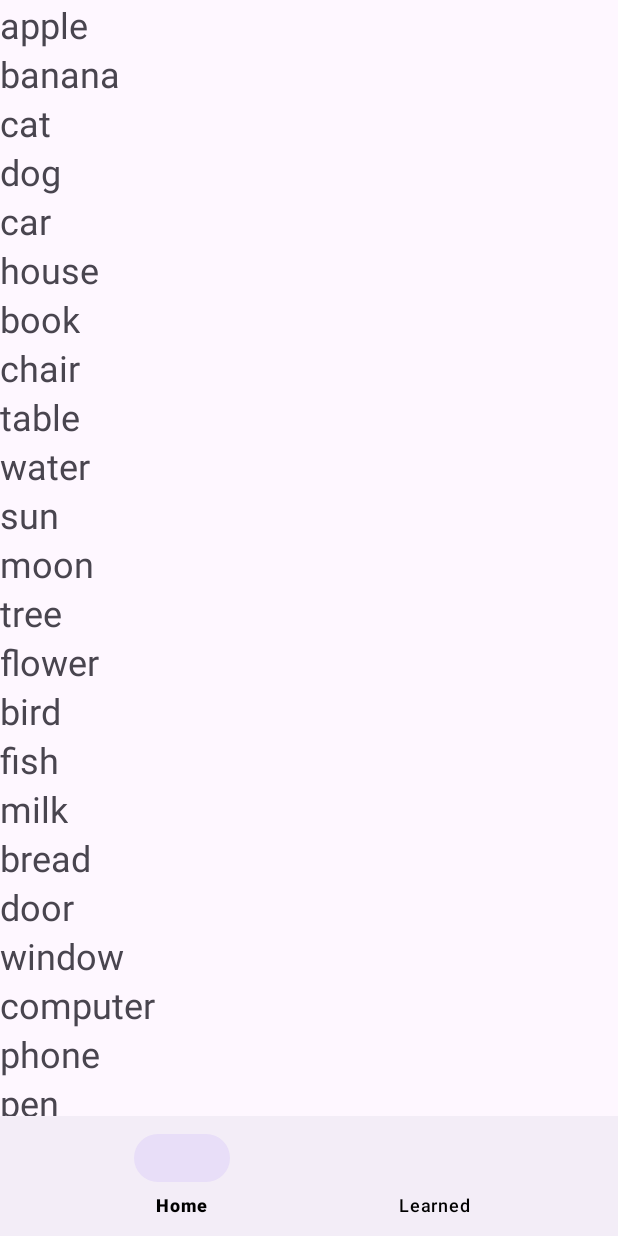
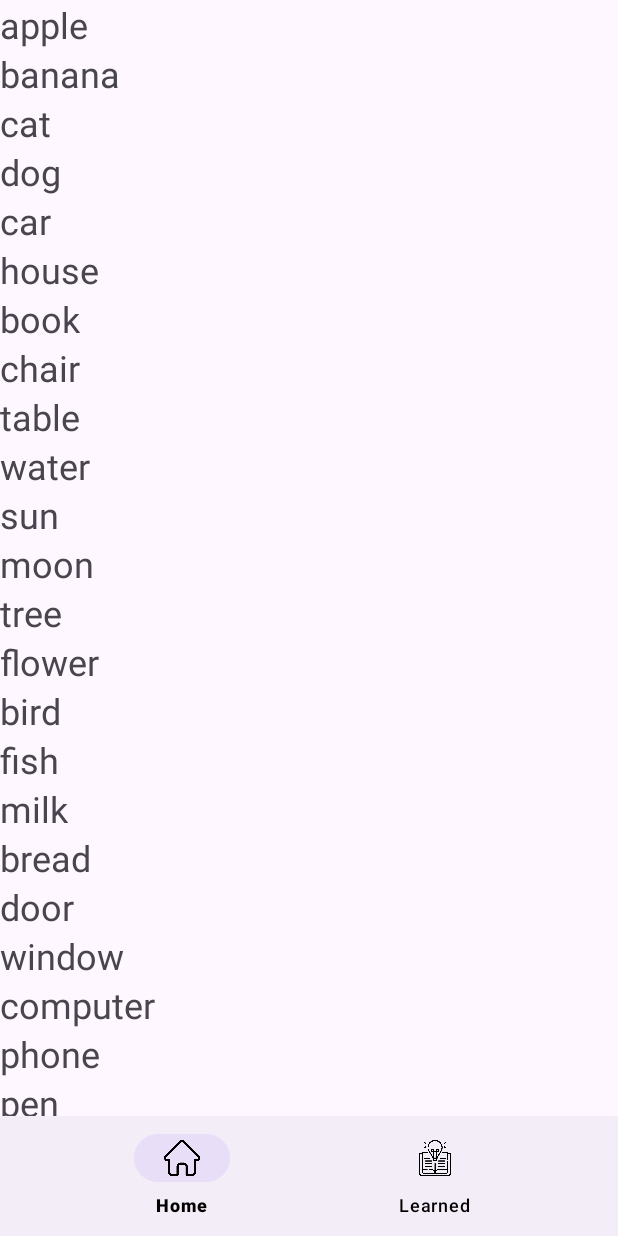
Before and after one commit to bymaskeli53/EnglishMate, an Android app: the screen it shows after launch (MainActivity), on a phone screen of 412 x 824 dp. Run offline under Robolectric (Android 15) with nearby library versions, the phone set to English and light mode, and no system bars; our stand-ins replace navigation-ui.

Commit message:
Add icon to bottom nav

```diff
--- a/app/src/main/res/menu/bottom_nav_menu.xml
+++ b/app/src/main/res/menu/bottom_nav_menu.xml
@@ -3,9 +3,11 @@
     >
     <item
         android:id="@+id/homeFragment"
+        android:icon="@drawable/home"
         android:title="Home" />
 
     <item
         android:id="@+id/learnedFragment"
+        android:icon="@drawable/learning"
         android:title="Learned"/>
 </menu>
```
Also changed, not shown: app/src/main/res/drawable/home.png (added), app/src/main/res/drawable/learning.png (added).
